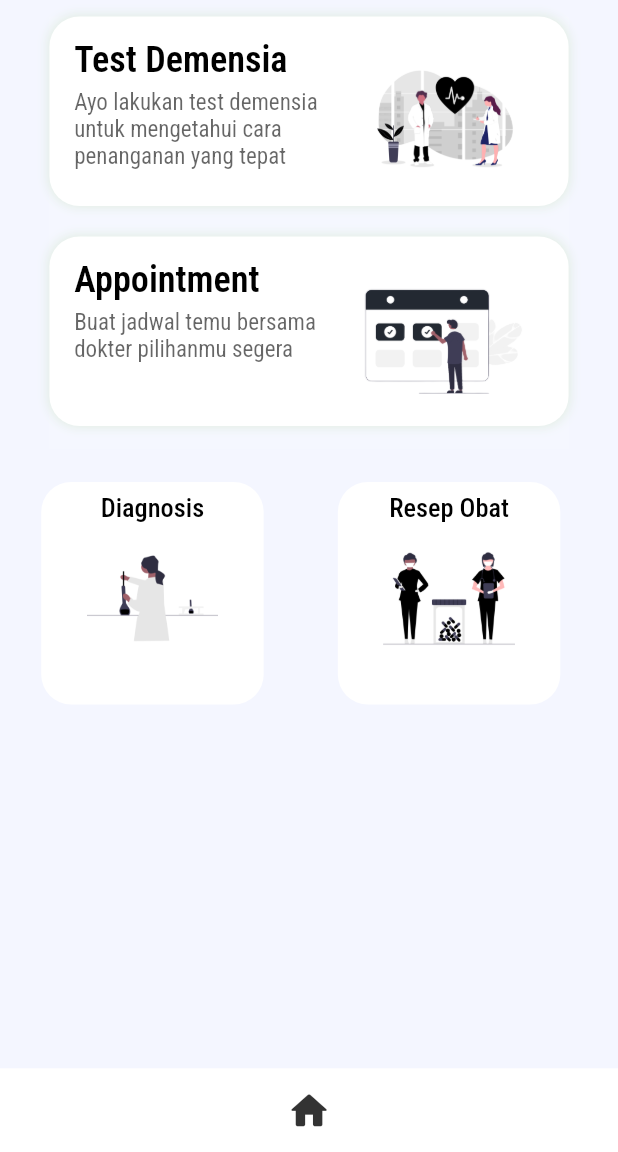
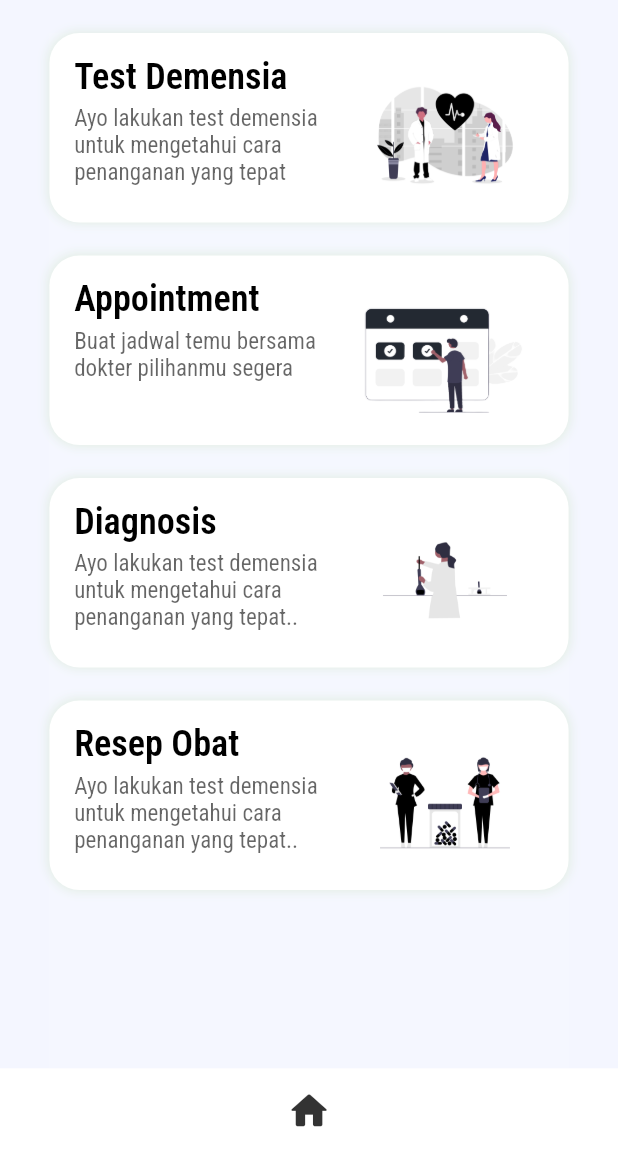
Before and after one commit to Razzaq44/PPB_Demen-care, a Flutter app: the HomePage screen opened by its route, on a phone screen of 412 x 824 dp, the part 84-1236 px from its top. Run offline on Flutter 3.47's test engine with Material 2 defaults, Android fonts, the phone set to English and light mode, and no system bars; our stand-ins replace cloud_firestore, firebase_auth, firebase_core, flutter_screenutil, get, google_fonts and 1 more; accounts and stored records are empty.

```diff
--- a/lib/dokter/home_pageD.dart
+++ b/lib/dokter/home_pageD.dart
@@ -32,7 +32,7 @@ List<Map<String, dynamic>> menu = [
     "title": "Medical Preception",
     "desc": "Berikan resep obat yang sesuai dengan diagnosis penyakit pasien",
     "image": "assets/medPre.png",
-    "page": "diagnosis"
+    "page": "medicine"
   },
   {
     "title": "Medical Records",
--- a/lib/main.dart
+++ b/lib/main.dart
@@ -3,6 +3,7 @@ import 'package:flutter/material.dart';
 import 'package:flutter_localizations/flutter_localizations.dart';
 import 'dokter/AppointmentDokter.dart';
 import 'dokter/diagnosisD.dart';
+import 'dokter/resepObat.dart';
 import 'pasien/Appointment.dart';
 import 'pasien/MedPre_Patient.dart';
 import 'dokter/MedicalRecords.dart';
@@ -12,7 +13,6 @@ import 'login_page.dart';
 import 'package:get/get.dart';
 import 'register_page.dart';
 import 'pasien/test_demensia.dart';
-import 'pasien/resep_obat.dart';
 import 'package:flutter_screenutil/flutter_screenutil.dart';
 import 'package:google_fonts/google_fonts.dart';
 import 'dokter/home_pageD.dart';
--- a/lib/pasien/home_page.dart
+++ b/lib/pasien/home_page.dart
@@ -49,8 +49,6 @@ class _HomePageState extends State<HomePage> {
 
   @override
   Widget build(BuildContext context) {
-    final bodyHeight =
-        MediaQuery.of(context).size.height - MediaQuery.of(context).padding.top;
     return Scaffold(
         appBar: AppBar(
           title: Column(
@@ -105,26 +103,26 @@ class _HomePageState extends State<HomePage> {
         ),
         resizeToAvoidBottomInset: false,
         backgroundColor: HexColor("#F4F6FF"),
-        body: SafeArea(
+        body: SizedBox(
+          height: MediaQuery.of(context).size.height,
+          width: MediaQuery.of(context).size.width,
           child: Column(
             children: [
               SizedBox(
-                height: 10.w,
+                height: 20.w,
               ),
-              Padding(
+              Expanded(
+                child: Padding(
                   padding: EdgeInsets.symmetric(horizontal: 30.w),
-                child: Column(
-                  children: [
-                    Container(
-                      height: bodyHeight * 0.35,
+                  child: Container(
                     color: Colors.white10.withOpacity(0.1),
                     child: ListView.separated(
                       separatorBuilder: (context, index) {
                         return SizedBox(
-                            height: 20.h,
+                          height: 20.w,
                         );
                       },
-                        itemCount: 2,
+                      itemCount: menu.length,
                       itemBuilder: (context, index) {
                         return InkWell(
                           onTap: () {
@@ -206,110 +204,8 @@ class _HomePageState extends State<HomePage> {
                       },
                     ),
                   ),
-                  ],
                 ),
               ),
-              SizedBox(
-                height: 20.w,
-              ),
-              Expanded(
-                  child: Container(
-                decoration: BoxDecoration(
-                    color: HexColor("#F4F6FF"),
-                    borderRadius: const BorderRadius.only(
-                        topLeft: Radius.circular(40),
-                        topRight: Radius.circular(40))),
-                child: OverflowBox(
-                  maxWidth: MediaQuery.of(context).size.width,
-                  child: ListView.builder(
-                    itemCount: (menu.length - 2) ~/ 2,
-                    itemBuilder: (context, index) {
-                      int a = 1 * index + 2;
-                      int b = 1 * index + 3;
-                      return Row(
-                        children: [
-                          InkWell(
-                            onTap: () {
-                              Get.toNamed(menu[a]["page"].toString());
-                            },
-                            child: Container(
-                              padding: EdgeInsets.only(top: 7.h),
-                              decoration: BoxDecoration(
-                                borderRadius: BorderRadius.circular(20),
-                                color: Colors.white,
-                              ),
-                              margin: EdgeInsets.only(
-                                  left: 25.w, right: 45.w, bottom: 15.h),
-                              width: 135.w,
-                              height: 135.w,
-                              child: Column(
-                                children: [
-                                  Text(
-                                    "${menu[a]["title"]}",
-                                    style: TextStyle(
-                                        fontSize: 16.sp,
-                                        fontWeight: FontWeight.w500,
-                                        color: Colors.black),
-                                  ),
-                                  SizedBox(
-                                    height: 10.w,
-                                  ),
-                                  Container(
-                                      height: 70.w,
-                                      width: 80.w,
-                                      decoration: BoxDecoration(
-                                          image: DecorationImage(
-                                              image:
-                                                  AssetImage(menu[a]["image"]),
-                                              fit: BoxFit.fitHeight)))
-                                ],
-                              ),
-                            ),
-                          ),
-                          InkWell(
-                            onTap: () {
-                              Get.toNamed(menu[b]["page"].toString());
-                            },
-                            child: Container(
-                              padding: EdgeInsets.only(top: 7.h),
-                              decoration: BoxDecoration(
-                                borderRadius: BorderRadius.circular(20),
-                                color: Colors.white,
-                              ),
-                              margin:
-                                  EdgeInsets.only(right: 25.w, bottom: 15.h),
-                              width: 135.w,
-                              height: 135.w,
-                              child: Column(
-                                children: [
-                                  Text(
-                                    "${menu[b]["title"]}",
-                                    style: TextStyle(
-                                        fontSize: 16.sp,
-                                        fontWeight: FontWeight.w500,
-                                        color: Colors.black),
-                                  ),
-                                  SizedBox(
-                                    height: 10.w,
-                                  ),
-                                  Container(
-                                      height: 70.w,
-                                      width: 80.w,
-                                      decoration: BoxDecoration(
-                                          image: DecorationImage(
-                                              image:
-                                                  AssetImage(menu[b]["image"]),
-                                              fit: BoxFit.fitHeight)))
-                                ],
-                              ),
-                            ),
-                          )
-                        ],
-                      );
-                    },
-                  ),
-                ),
-              )),
               Container(
                 width: MediaQuery.of(context).size.width,
                 height: 55.h,
@@ -319,7 +215,7 @@ class _HomePageState extends State<HomePage> {
                   children: [
                     TextButton(
                       onPressed: () {
-                        Get.off(const HomePage());
+                        Get.to(const HomePage());
                       },
                       child: Icon(
                         Icons.home_rounded,
```
Also changed, not shown: lib/dokter/resepObat.dart (added, +318 -0 lines), lib/pasien/resep_obat.dart (deleted, +0 -53 lines). Lines whose indentation alone changed are shown as unchanged.
